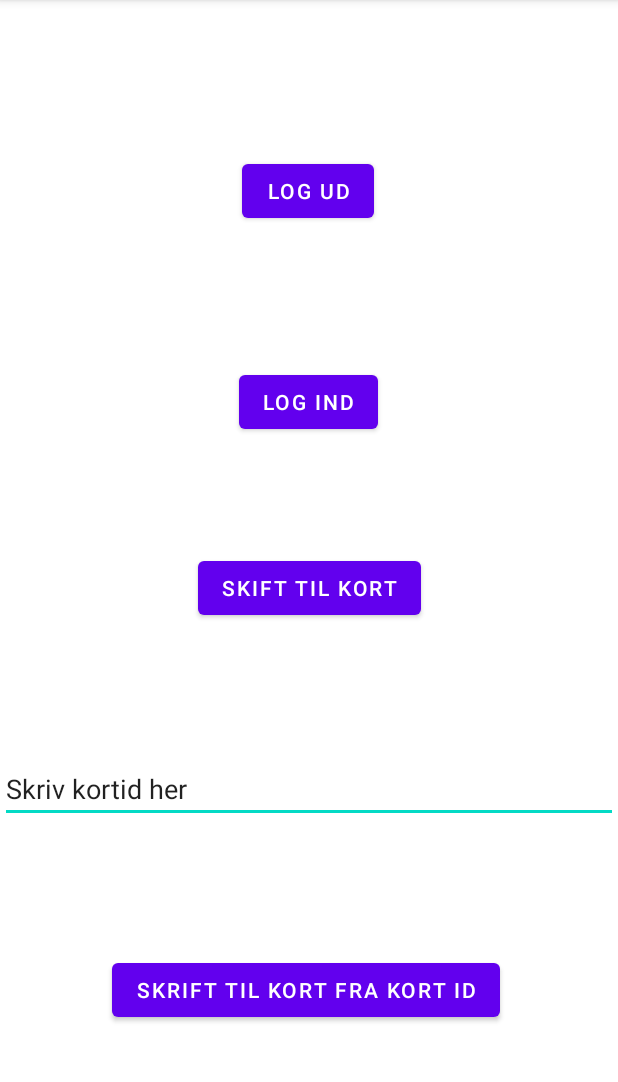
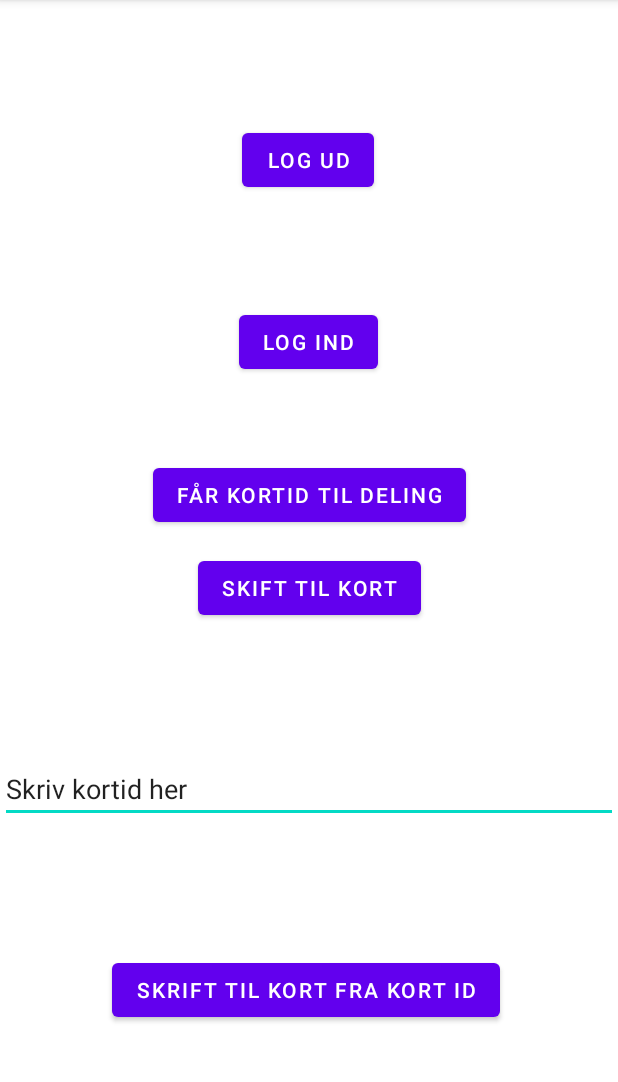
Before and after one commit to mrbl270900/PhotoMap, an Android app: the screen it shows after launch (MainActivity), on a phone screen of 412 x 824 dp, the part 84-1166 px from its top. Run offline under Robolectric (Android 15) with nearby library versions, the phone set to English and light mode, and no system bars; our stand-ins replace Firebase (no records; nobody signed in at launch, a user with empty details on screens opened directly); libraries missing offline, so code that uses them is left out: com.firebase.ui; 3 statements that could not run were skipped.

Commit message:
fixed små ting her og der

```diff
--- a/app/src/main/java/com/example/photomap/MainActivity.java
+++ b/app/src/main/java/com/example/photomap/MainActivity.java
@@ -9,6 +9,7 @@ import android.content.Intent;
 import android.os.Bundle;
 import android.view.View;
 import android.widget.Button;
+import android.widget.EditText;
 import android.widget.ImageView;
 import android.widget.TextView;
 import android.widget.Toast;
@@ -33,7 +34,8 @@ public class MainActivity extends AppCompatActivity implements View.OnClickListe
     Button minknap2;
     Button minknap3;
     Button minknap4;
-    TextView input;
+    Button minknap5;
+    EditText input;
     List<AuthUI.IdpConfig> providers = Arrays.asList(new AuthUI.IdpConfig.GoogleBuilder().build());
 
     @Override
@@ -52,6 +54,9 @@ public class MainActivity extends AppCompatActivity implements View.OnClickListe
 
         minknap4 = findViewById(R.id.button7);
         minknap4.setOnClickListener(this);
+
+        minknap5 = findViewById(R.id.button5);
+        minknap5.setOnClickListener(this);
 
         input = findViewById(R.id.plain_text_input);
 
@@ -96,6 +101,7 @@ public class MainActivity extends AppCompatActivity implements View.OnClickListe
             signInLauncher.launch(signInIntent);
         }else if(v == minknap4){
             if (user != null) {
+                if(input.getText().toString().length()==28){
                     String mapID = input.getText().toString();
                     Intent sendIntent = new Intent(MainActivity.this, MapsActivity.class);
                     sendIntent.setAction(Intent.ACTION_SEND);
@@ -103,6 +109,12 @@ public class MainActivity extends AppCompatActivity implements View.OnClickListe
                     sendIntent.setType("text/plain");
                     Intent shareIntent = Intent.createChooser(sendIntent, null);
                     startActivity(shareIntent);
+                }else{
+                    Toast toast = Toast.makeText(getApplicationContext(), "KortId skal være 28 karaktere", Toast.LENGTH_SHORT);
+                    toast.show();
+                }
+            }else if(v == minknap5){
+                input.setText(user.getUid());
             }else{
                 Toast toast = Toast.makeText(getApplicationContext(), "Log ind for at se kortet", Toast.LENGTH_SHORT);
                 toast.show();
--- a/app/src/main/res/layout/activity_main.xml
+++ b/app/src/main/res/layout/activity_main.xml
@@ -30,19 +30,20 @@
 
     <EditText
         android:id="@+id/plain_text_input"
-        android:layout_width="match_parent"
+        android:layout_width="0dp"
         android:layout_height="wrap_content"
+        android:inputType="text"
         android:text="Skriv kortid her"
-        android:inputType="text"
         app:layout_constraintBottom_toTopOf="@+id/button7"
-        app:layout_constraintTop_toBottomOf="@+id/button"
-        tools:layout_editor_absoluteX="0dp" />
+        app:layout_constraintEnd_toEndOf="parent"
+        app:layout_constraintStart_toStartOf="parent"
+        app:layout_constraintTop_toBottomOf="@+id/button" />
 
     <Button
         android:id="@+id/button3"
         android:layout_width="wrap_content"
         android:layout_height="wrap_content"
-        android:layout_marginBottom="76dp"
+        android:layout_marginBottom="116dp"
         android:text="Log Ind"
         app:layout_constraintBottom_toTopOf="@+id/button"
         app:layout_constraintEnd_toEndOf="parent"
@@ -60,4 +61,15 @@
         app:layout_constraintHorizontal_bias="0.488"
         app:layout_constraintStart_toStartOf="parent" />
 
+    <Button
+        android:id="@+id/button5"
+        android:layout_width="wrap_content"
+        android:layout_height="wrap_content"
+        android:layout_marginTop="39dp"
+        android:text="Får kortID til deling"
+        app:layout_constraintBottom_toTopOf="@+id/button"
+        app:layout_constraintEnd_toEndOf="parent"
+        app:layout_constraintStart_toStartOf="parent"
+        app:layout_constraintTop_toBottomOf="@+id/button3" />
+
 </androidx.constraintlayout.widget.ConstraintLayout>
--- a/app/src/main/res/layout/fragment_blank.xml
+++ b/app/src/main/res/layout/fragment_blank.xml
@@ -1,5 +1,6 @@
 <?xml version="1.0" encoding="utf-8"?>
 <FrameLayout xmlns:android="http://schemas.android.com/apk/res/android"
+    xmlns:app="http://schemas.android.com/apk/res-auto"
     xmlns:tools="http://schemas.android.com/tools"
     android:layout_width="match_parent"
     android:layout_height="match_parent"
@@ -10,4 +11,5 @@
         android:layout_width="wrap_content"
         android:layout_height="wrap_content"
         android:text="Slet billede" />
+
 </FrameLayout>
```
Also changed, not shown: app/src/main/res/layout/activity_maps.xml (+8 -8 lines). Lines whose indentation alone changed are shown as unchanged.
